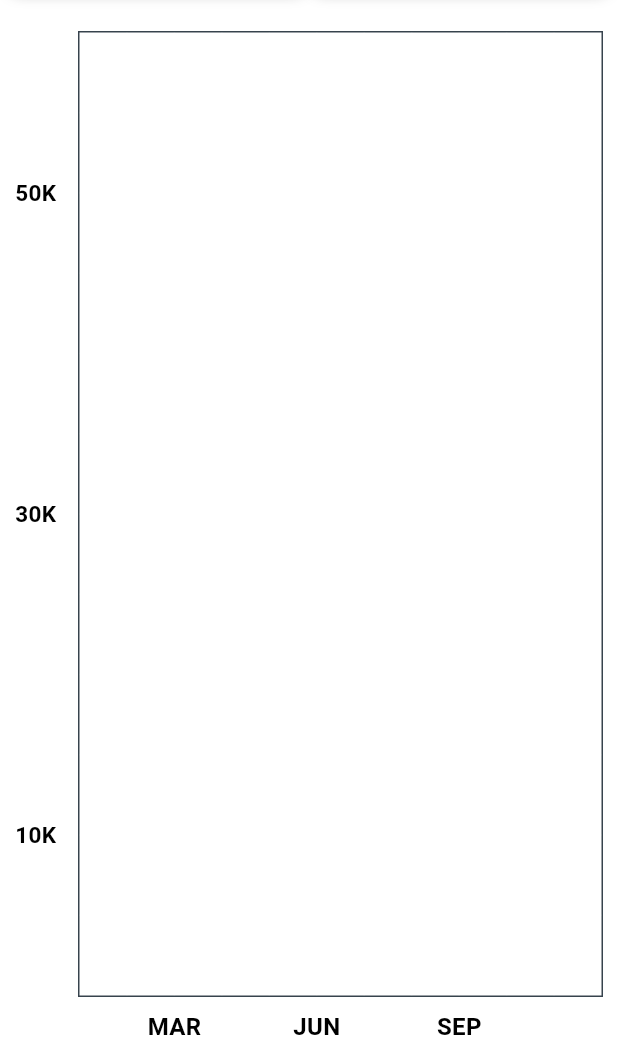
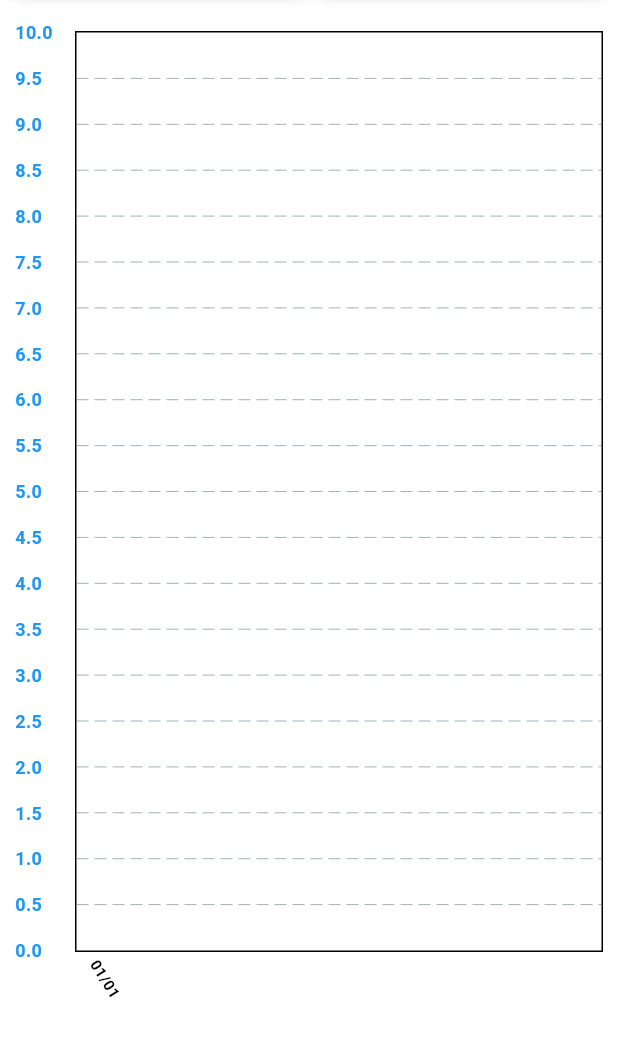
Before and after one commit to Srinivasan8888/level_measurements, a Flutter app: the Charts screen opened directly, on a phone screen of 412 x 824 dp, the part 179-1236 px from its top. Run offline on Flutter 3.47's test engine with Material 3 defaults, Android fonts, the phone set to English and light mode, and no system bars; drawn by our look-alikes of fl_chart; our stand-ins replace getwidget, go_router, google_nav_bar, shared_preferences, syncfusion_flutter_gauges; accounts and stored records are empty; network calls fail; Roboto replaces fonts that are missing (Epilogue).

Commit message:
data is fetching but need to work on the graph cause its unable to show more than 4 data's properly

```diff
--- a/lib/screens/charts.dart
+++ b/lib/screens/charts.dart
@@ -1,9 +1,12 @@
+import 'dart:async';
 import 'dart:convert';
+import 'dart:math';
 
 import 'package:fl_chart/fl_chart.dart';
 import 'package:flutter/material.dart';
 import 'package:http/http.dart' as http;
-import 'package:level/theme/app_color.dart';
+import 'package:intl/intl.dart';
+import 'package:level/theme/app_color.dart'; // Ensure this is the correct path for your theme
 
 class Charts extends StatefulWidget {
   const Charts({super.key});
@@ -20,7 +23,6 @@ class _ChartsState extends State<Charts> {
     "XY00004",
     "XY00005"
   ];
-
   final List<String> _assetList = [
     "level",
     "batterylevel",
@@ -31,26 +33,36 @@ class _ChartsState extends State<Charts> {
     "altitude",
     "datafrequency"
   ];
-
   String _selectedCylinder = "XY00001";
   String _selectedAsset = "level";
   List<FlSpot> _chartData = [];
+  Timer? _timer;
 
   @override
   void initState() {
     super.initState();
     fetchData();
+    _timer = Timer.periodic(const Duration(seconds: 1), (timer) {
+      // Adjust the interval as needed
+      fetchData();
+    });
   }
 
   Future<void> fetchData() async {
-    final response = await http.get(Uri.parse(
-        'http://43.204.133.45:4000/sensor/levelchartdata/$_selectedCylinder/$_selectedAsset'));
+    String url =
+        'http://43.204.133.45:4000/sensor/levelchartdata/$_selectedCylinder/$_selectedAsset';
+    print('Fetching data from: $url');
+
+    final response = await http.get(Uri.parse(url));
+    print('Response status: ${response.statusCode}');
+    print('Response body: ${response.body}');
 
     if (response.statusCode == 200) {
       List<dynamic> jsonData = jsonDecode(response.body);
       List<FlSpot> loadedData = jsonData.map((dataPoint) {
-        double x = double.parse(dataPoint['x'].toString());
-        double y = double.parse(dataPoint['y'].toString());
+        double y = double.parse(dataPoint[_selectedAsset].toString());
+        DateTime createdAt = DateTime.parse(dataPoint['createdAt']);
+        double x = createdAt.millisecondsSinceEpoch.toDouble();
         return FlSpot(x, y);
       }).toList();
 
@@ -58,8 +70,14 @@ class _ChartsState extends State<Charts> {
         _chartData = loadedData;
       });
     } else {
-      print('Failed to fetch data: ${response.statusCode}');
+      print('Failed to fetch data');
     }
+  }
+
+  @override
+  void dispose() {
+    _timer?.cancel();
+    super.dispose();
   }
 
   @override
@@ -193,56 +211,27 @@ class _ChartsState extends State<Charts> {
   }
 
   LineChartData mainData() {
+    // Sorting the data by x (timestamp) to ensure correct plotting
+    _chartData.sort((a, b) => a.x.compareTo(b.x));
+
+    // Dynamic range calculations with padding
+    final double minX = _chartData.isNotEmpty ? _chartData.first.x : 0;
+    final double maxX = _chartData.isNotEmpty ? _chartData.last.x : 0;
+    final double rangePadding =
+        (maxX - minX) * 0.05; // Adding 5% padding on both sides
+
     return LineChartData(
-      gridData: FlGridData(
-        show: true,
-        drawVerticalLine: true,
-        getDrawingHorizontalLine: (value) {
-          return const FlLine(
-            color: AppColors.mainGridLineColor,
-            strokeWidth: 1,
-          );
-        },
-        getDrawingVerticalLine: (value) {
-          return const FlLine(
-            color: AppColors.mainGridLineColor,
-            strokeWidth: 1,
-          );
-        },
-      ),
-      titlesData: FlTitlesData(
-        show: true,
-        rightTitles: AxisTitles(sideTitles: SideTitles(showTitles: false)),
-        topTitles: AxisTitles(sideTitles: SideTitles(showTitles: false)),
-        bottomTitles: AxisTitles(
-          sideTitles: SideTitles(
-            showTitles: true,
-            reservedSize: 30,
-            interval: 1,
-            getTitlesWidget: bottomTitleWidgets,
-          ),
-        ),
-        leftTitles: AxisTitles(
-          sideTitles: SideTitles(
-            showTitles: true,
-            interval: 1,
-            getTitlesWidget: leftTitleWidgets,
-            reservedSize: 42,
-          ),
-        ),
-      ),
-      borderData: FlBorderData(
-        show: true,
-        border: Border.all(color: const Color(0xff37434d)),
-      ),
-      minX: 0,
-      maxX: 11,
+      minX: minX - rangePadding,
+      maxX: maxX + rangePadding,
       minY: 0,
-      maxY: 6,
+      maxY: _chartData.isEmpty
+          ? 10
+          : _chartData.map((spot) => spot.y).reduce(max) + 1,
+      // Adding some padding to maxY
       lineBarsData: [
         LineChartBarData(
           spots: _chartData,
-          isCurved: true,
+          isCurved: false,
           gradient: const LinearGradient(
             colors: [AppColors.contentColorCyan, AppColors.contentColorBlue],
             begin: Alignment.centerLeft,
@@ -250,7 +239,7 @@ class _ChartsState extends State<Charts> {
           ),
           barWidth: 5,
           isStrokeCapRound: true,
-          dotData: const FlDotData(show: false),
+          dotData: const FlDotData(show: true),
           belowBarData: BarAreaData(
             show: true,
             gradient: LinearGradient(
@@ -264,56 +253,53 @@ class _ChartsState extends State<Charts> {
           ),
         ),
       ],
+      titlesData: FlTitlesData(
+        bottomTitles: AxisTitles(
+          sideTitles: SideTitles(
+            showTitles: true,
+            getTitlesWidget: (value, meta) {
+              var date = DateTime.fromMillisecondsSinceEpoch(value.toInt());
+              Widget dateText = Text(
+                DateFormat('MM/dd').format(date),
+                style: const TextStyle(
+                  color: Colors.black,
+                  fontWeight: FontWeight.bold,
+                  fontSize: 10,
+                ),
+              );
+
+              // Rotate the text by 45 degrees
+              return Transform.rotate(
+                angle: 45 * pi / 140, // Converts degrees to radians
+                child: dateText,
+              );
+            },
+            reservedSize:
+                60, // You might need to increase the reserved size for rotated labels
+          ),
+        ),
+        leftTitles: AxisTitles(
+          sideTitles: SideTitles(
+            showTitles: true,
+            getTitlesWidget: (value, meta) {
+              return Text(
+                value.toString(),
+                style: const TextStyle(
+                  color: Colors.blue, // Customize your text color
+                  fontWeight: FontWeight.bold,
+                  fontSize: 12, // Customize your font size
+                ),
+              );
+            },
+            reservedSize: 40,
+          ),
+        ),
+
+        topTitles: const AxisTitles(sideTitles: SideTitles(showTitles: false)),
+        rightTitles: const AxisTitles(
+            sideTitles:
+                SideTitles(showTitles: false)), // Hide right titles if needed
+      ),
     );
   }
-
-  Widget bottomTitleWidgets(double value, TitleMeta meta) {
-    const style = TextStyle(
-      fontWeight: FontWeight.bold,
-      fontSize: 16,
-    );
-    Widget text;
-    switch (value.toInt()) {
-      case 2:
-        text = const Text('MAR', style: style);
-        break;
-      case 5:
-        text = const Text('JUN', style: style);
-        break;
-      case 8:
-        text = const Text('SEP', style: style);
-        break;
-      default:
-        text = const Text('', style: style);
-        break;
-    }
-
-    return SideTitleWidget(
-      axisSide: meta.axisSide,
-      child: text,
-    );
-  }
-
-  Widget leftTitleWidgets(double value, TitleMeta meta) {
-    const style = TextStyle(
-      fontWeight: FontWeight.bold,
-      fontSize: 15,
-    );
-    String text;
-    switch (value.toInt()) {
-      case 1:
-        text = '10K';
-        break;
-      case 3:
-        text = '30K';
-        break;
-      case 5:
-        text = '50K';
-        break;
-      default:
-        return Container();
-    }
-
-    return Text(text, style: style, textAlign: TextAlign.left);
-  }
 }
```
